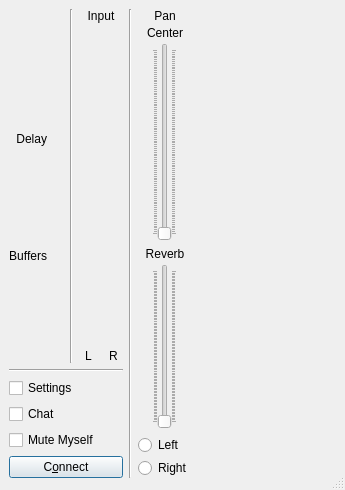
Above: src/clientdlgbase.ui from jamulussoftware/jamulus before the change. Below: the same form after it.
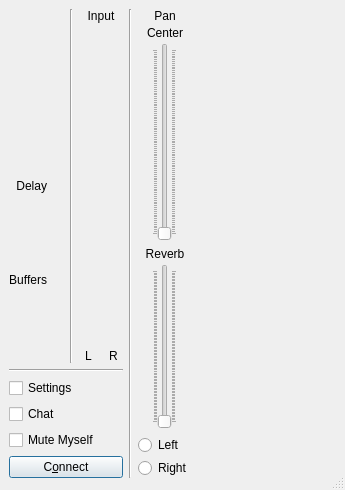
That is the form after the change. Icons and pictures are not drawn. Custom widgets are drawn as their Qt base class.

Commit message: put the front icon in the main window more centered above the LEDs

What changed in the file:
```diff
--- a/src/clientdlgbase.ui
+++ b/src/clientdlgbase.ui
@@ -61,7 +61,18 @@
              <number>3</number>
             </property>
             <item>
-             <layout class="QHBoxLayout">
+             <spacer name="verticalSpacer">
+              <property name="orientation">
+               <enum>Qt::Vertical</enum>
+              </property>
+              <property name="sizeHint" stdset="0">
+               <size>
+                <width>10</width>
+                <height>0</height>
+               </size>
+              </property>
+             </spacer>
+            </item>
               <item>
                <widget class="QLabel" name="pxlLogo">
                 <property name="sizePolicy">
@@ -80,24 +91,6 @@
                  <bool>false</bool>
                 </property>
                </widget>
-              </item>
-              <item>
-               <spacer>
-                <property name="orientation">
-                 <enum>Qt::Horizontal</enum>
-                </property>
-                <property name="sizeType">
-                 <enum>QSizePolicy::Minimum</enum>
-                </property>
-                <property name="sizeHint" stdset="0">
-                 <size>
-                  <width>40</width>
-                  <height>20</height>
-                 </size>
-                </property>
-               </spacer>
-              </item>
-             </layout>
             </item>
             <item>
              <spacer>
```
Lines whose indentation alone changed are shown as unchanged. The commit also changes 1 other file.
